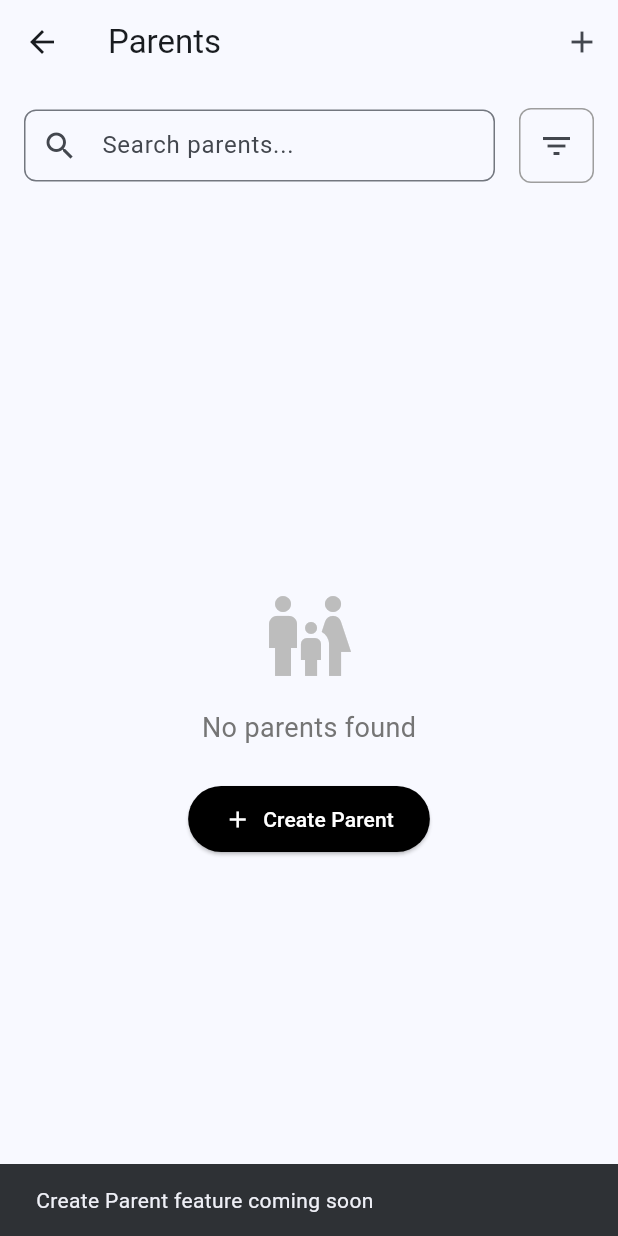
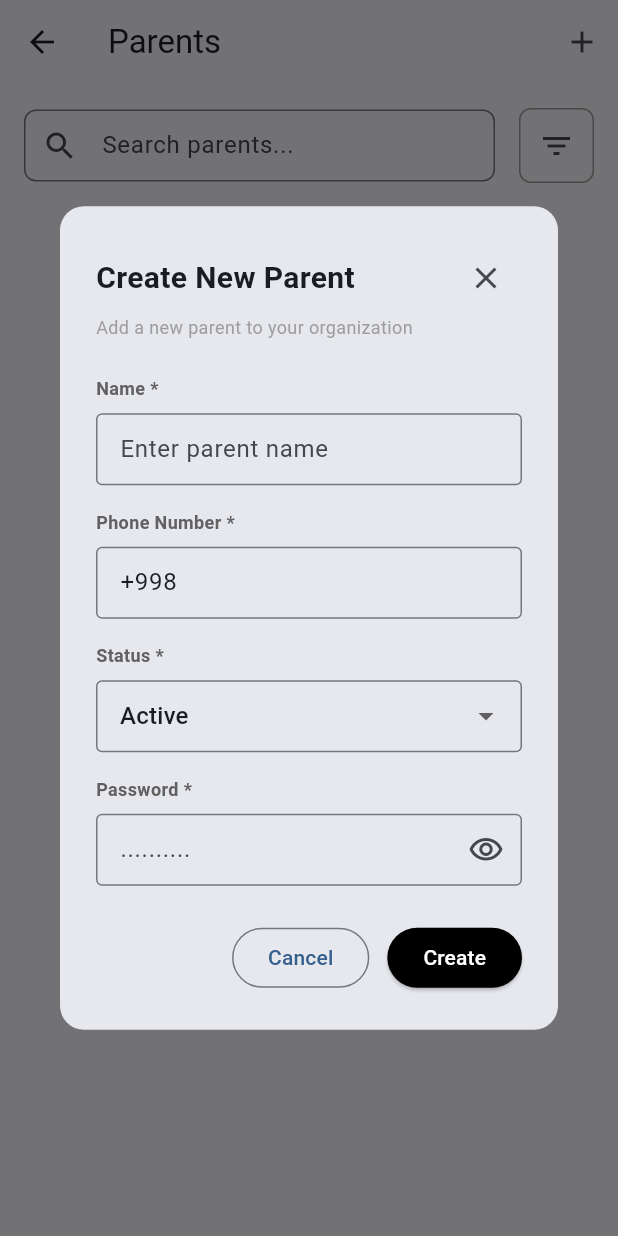
Before and after one commit to Farhod-1/edu-markaz, a Flutter app: the ParentsPage screen opened directly, after a tap on "Create Parent", on a phone screen of 412 x 824 dp. Run offline on Flutter 3.47's test engine with Material 3 defaults, Android fonts, the phone set to English and light mode, and no system bars; our stand-ins replace flutter_secure_storage; accounts and stored records are empty; network calls fail.

Commit message:
adding features

```diff
--- a/lib/pages/parents_page.dart
+++ b/lib/pages/parents_page.dart
@@ -1,6 +1,7 @@
 import 'package:flutter/material.dart';
 import '../models/parent.dart';
 import '../services/user_service.dart';
+import '../widgets/create_parent_dialog.dart';
 
 class ParentsPage extends StatefulWidget {
   const ParentsPage({super.key});
@@ -51,11 +52,18 @@ class _ParentsPageState extends State<ParentsPage> {
         actions: [
           IconButton(
             icon: const Icon(Icons.add),
-            onPressed: () {
-              // TODO: Implement create parent
-              ScaffoldMessenger.of(context).showSnackBar(
-                const SnackBar(content: Text('Create Parent feature coming soon')),
+            onPressed: () async {
+              final result = await showDialog<bool>(
+                context: context,
+                builder: (context) => const CreateParentDialog(),
               );
+
+              if (result == true) {
+                _loadParents();
+                ScaffoldMessenger.of(context).showSnackBar(
+                  const SnackBar(content: Text('Parent created successfully')),
+                );
+              }
             },
           ),
         ],
@@ -126,11 +134,18 @@ class _ParentsPageState extends State<ParentsPage> {
                                 ),
                                 const SizedBox(height: 24),
                                 ElevatedButton.icon(
-                                  onPressed: () {
-                                    // TODO: Implement create parent
-                                    ScaffoldMessenger.of(context).showSnackBar(
-                                      const SnackBar(content: Text('Create Parent feature coming soon')),
+                                  onPressed: () async {
+                                    final result = await showDialog<bool>(
+                                      context: context,
+                                      builder: (context) => const CreateParentDialog(),
                                     );
+
+                                    if (result == true) {
+                                      _loadParents();
+                                      ScaffoldMessenger.of(context).showSnackBar(
+                                        const SnackBar(content: Text('Parent created successfully')),
+                                      );
+                                    }
                                   },
                                   icon: const Icon(Icons.add),
                                   label: const Text('Create Parent'),
--- /dev/null
+++ b/lib/widgets/create_parent_dialog.dart
@@ -0,0 +1,217 @@
+import 'package:flutter/material.dart';
+import '../services/user_service.dart';
+
+class CreateParentDialog extends StatefulWidget {
+  const CreateParentDialog({super.key});
+
+  @override
+  State<CreateParentDialog> createState() => _CreateParentDialogState();
+}
+
+class _CreateParentDialogState extends State<CreateParentDialog> {
+  final _formKey = GlobalKey<FormState>();
+  final _nameController = TextEditingController();
+  final _phoneController = TextEditingController(text: '+998');
+  final _passwordController = TextEditingController();
+  String _status = 'active';
+  bool _isLoading = false;
+  bool _obscurePassword = true;
+
+  @override
+  void dispose() {
+    _nameController.dispose();
+    _phoneController.dispose();
+    _passwordController.dispose();
+    super.dispose();
+  }
+
+  Future<void> _submit() async {
+    if (!_formKey.currentState!.validate()) return;
+
+    setState(() {
+      _isLoading = true;
+    });
+
+    final userService = UserService();
+    final success = await userService.createParent({
+      'name': _nameController.text.trim(),
+      'phoneNumber': _phoneController.text.trim(),
+      'password': _passwordController.text,
+      'status': _status,
+      // 'children': [] // Can add children selection later
+    });
+
+    if (mounted) {
+      setState(() {
+        _isLoading = false;
+      });
+
+      if (success) {
+        Navigator.of(context).pop(true);
+      } else {
+        ScaffoldMessenger.of(context).showSnackBar(
+          const SnackBar(content: Text('Failed to create parent')),
+        );
+      }
+    }
+  }
+
+  @override
+  Widget build(BuildContext context) {
+    return Dialog(
+      shape: RoundedRectangleBorder(borderRadius: BorderRadius.circular(16)),
+      child: Container(
+        width: 400,
+        padding: const EdgeInsets.all(24),
+        child: SingleChildScrollView(
+          child: Form(
+            key: _formKey,
+            child: Column(
+              mainAxisSize: MainAxisSize.min,
+              crossAxisAlignment: CrossAxisAlignment.start,
+              children: [
+                Row(
+                  mainAxisAlignment: MainAxisAlignment.spaceBetween,
+                  children: [
+                    const Text(
+                      'Create New Parent',
+                      style: TextStyle(fontSize: 20, fontWeight: FontWeight.bold),
+                    ),
+                    IconButton(
+                      icon: const Icon(Icons.close),
+                      onPressed: () => Navigator.of(context).pop(),
+                      padding: EdgeInsets.zero,
+                      constraints: const BoxConstraints(),
+                    ),
+                  ],
+                ),
+                const Text(
+                  'Add a new parent to your organization',
+                  style: TextStyle(color: Colors.grey, fontSize: 12),
+                ),
+                const SizedBox(height: 24),
+
+                // Name Field
+                Text('Name *', style: TextStyle(fontSize: 12, fontWeight: FontWeight.bold, color: Colors.grey[700])),
+                const SizedBox(height: 8),
+                TextFormField(
+                  controller: _nameController,
+                  decoration: const InputDecoration(
+                    hintText: 'Enter parent name',
+                    border: OutlineInputBorder(),
+                    contentPadding: EdgeInsets.symmetric(horizontal: 12, vertical: 12),
+                  ),
+                  validator: (value) {
+                    if (value == null || value.isEmpty) {
+                      return 'Name is required';
+                    }
+                    return null;
+                  },
+                ),
+                const SizedBox(height: 16),
+
+                // Phone Number Field
+                Text('Phone Number *', style: TextStyle(fontSize: 12, fontWeight: FontWeight.bold, color: Colors.grey[700])),
+                const SizedBox(height: 8),
+                TextFormField(
+                  controller: _phoneController,
+                  decoration: const InputDecoration(
+                    hintText: '+998XXXXXXXXX',
+                    border: OutlineInputBorder(),
+                    contentPadding: EdgeInsets.symmetric(horizontal: 12, vertical: 12),
+                  ),
+                  validator: (value) {
+                    if (value == null || value.isEmpty) {
+                      return 'Phone number is required';
+                    }
+                    if (!value.startsWith('+998') || value.length != 13) {
+                      return 'Format: +998XXXXXXXXX';
+                    }
+                    return null;
+                  },
+                ),
+                const SizedBox(height: 16),
+
+                // Status Field
+                Text('Status *', style: TextStyle(fontSize: 12, fontWeight: FontWeight.bold, color: Colors.grey[700])),
+                const SizedBox(height: 8),
+                DropdownButtonFormField<String>(
+                  value: _status,
+                  decoration: const InputDecoration(
+                    border: OutlineInputBorder(),
+                    contentPadding: EdgeInsets.symmetric(horizontal: 12, vertical: 12),
+                  ),
+                  items: const [
+                    DropdownMenuItem(value: 'active', child: Text('Active')),
+                    DropdownMenuItem(value: 'inactive', child: Text('Inactive')),
+                  ],
+                  onChanged: (value) {
+                    if (value != null) {
+                      setState(() {
+                        _status = value;
+                      });
+                    }
+                  },
+                ),
+                const SizedBox(height: 16),
+
+                // Password Field
+                Text('Password *', style: TextStyle(fontSize: 12, fontWeight: FontWeight.bold, color: Colors.grey[700])),
+                const SizedBox(height: 8),
+                TextFormField(
+                  controller: _passwordController,
+                  obscureText: _obscurePassword,
+                  decoration: InputDecoration(
+                    hintText: '..........',
+                    border: const OutlineInputBorder(),
+                    contentPadding: const EdgeInsets.symmetric(horizontal: 12, vertical: 12),
+                    suffixIcon: IconButton(
+                      icon: Icon(_obscurePassword ? Icons.visibility_outlined : Icons.visibility_off_outlined),
+                      onPressed: () {
+                        setState(() {
+                          _obscurePassword = !_obscurePassword;
+                        });
+                      },
+                    ),
+                  ),
+                  validator: (value) {
+                    if (value == null || value.isEmpty) {
+                      return 'Password is required';
+                    }
+                    if (value.length < 8) {
+                      return 'Minimum 8 characters required';
+                    }
+                    return null;
+                  },
+                ),
+                const SizedBox(height: 24),
+
+                // Actions
+                Row(
+                  mainAxisAlignment: MainAxisAlignment.end,
+                  children: [
+                    OutlinedButton(
+                      onPressed: () => Navigator.of(context).pop(),
+                      child: const Text('Cancel'),
+                    ),
+                    const SizedBox(width: 12),
+                    ElevatedButton(
+                      onPressed: _isLoading ? null : _submit,
+                      style: ElevatedButton.styleFrom(
+                        backgroundColor: Colors.black,
+                        foregroundColor: Colors.white,
+                      ),
+                      child: _isLoading
+                          ? const SizedBox(width: 20, height: 20, child: CircularProgressIndicator(strokeWidth: 2, color: Colors.white))
+                          : const Text('Create'),
+                    ),
+                  ],
+                ),
+              ],
+            ),
+          ),
+        ),
+      ),
+    );
+  }
+}
```
Also changed, not shown: lib/pages/teachers_page.dart (+23 -8 lines), lib/services/user_service.dart (+40 -0 lines), lib/widgets/create_teacher_dialog.dart (added, +217 -0 lines).
